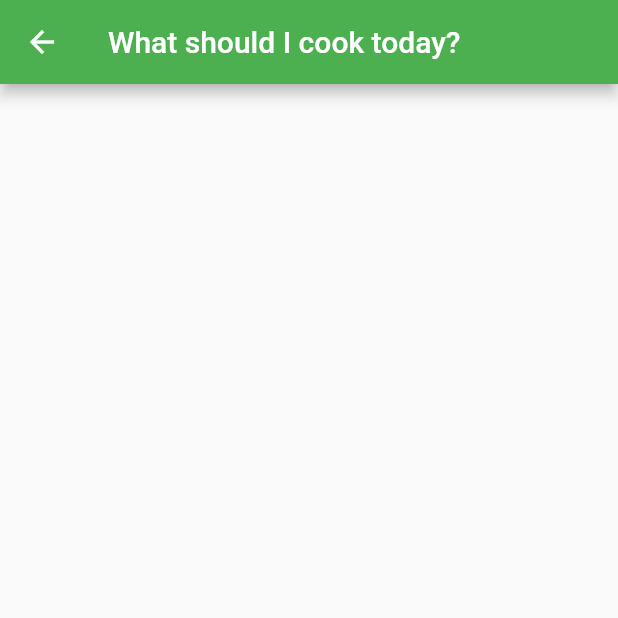
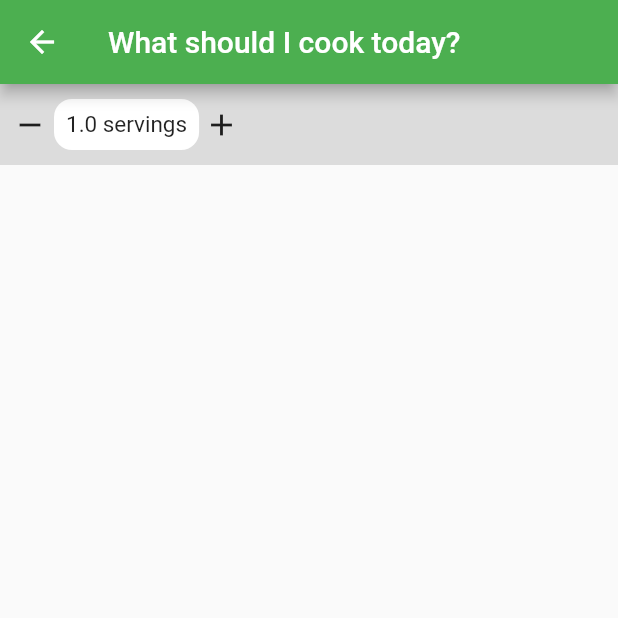
Before and after one commit to trish5000/pantry-chef-app, a Flutter app: the HomeScreen screen opened directly, on a phone screen of 412 x 824 dp, the top half of it. Run offline on Flutter 3.47's test engine with Material 2 defaults, Android fonts, the light colour scheme and no system bars; our stand-ins replace beamer, datetime_picker_formfield, dio, flutter_riverpod, flutter_slidable, font_awesome_flutter and 3 more; missing offline and left inert: google_sign_in_dartio; accounts and stored records are empty; statements that could not run were skipped.

Commit message:
Add filter for getting recipe suggestions

```diff
--- a/lib/home/screens/home_screen.dart
+++ b/lib/home/screens/home_screen.dart
@@ -2,6 +2,7 @@ import 'package:flutter/material.dart';
 import 'package:flutter_riverpod/flutter_riverpod.dart';
 import 'package:pantry_chef_app/home/models/recipe_suggestion.dart';
 import 'package:pantry_chef_app/home/services/suggestion_service.dart';
+import 'package:pantry_chef_app/home/state/suggestion_filters.dart';
 
 class HomeScreen extends ConsumerStatefulWidget {
   const HomeScreen({Key? key}) : super(key: key);
@@ -19,9 +20,9 @@ class _HomeScreenState extends ConsumerState<HomeScreen> {
     _fetchRecipeSuggestions();
   }
 
-  Future _fetchRecipeSuggestions() async {
+  Future _fetchRecipeSuggestions({SuggestionFilters? filters}) async {
     final suggestionService = ref.read(suggestionServiceProvider);
-    final results = await suggestionService.getRecipeSuggestions();
+    final results = await suggestionService.getRecipeSuggestions(filters);
 
     setState(() {
       recipeSuggestions = results;
@@ -49,8 +50,9 @@ class _HomeScreenState extends ConsumerState<HomeScreen> {
                 const Expanded(
                   child: Text(
                     'ingredients needed',
-                    maxLines: 2,
+                    maxLines: 3,
                     overflow: TextOverflow.ellipsis,
+                    style: TextStyle(fontSize: 13),
                   ),
                 ),
               ],
@@ -66,6 +68,11 @@ class _HomeScreenState extends ConsumerState<HomeScreen> {
             padding: const EdgeInsets.all(16),
             child: Row(
               children: [
+                const Text(
+                  'uses',
+                  style: TextStyle(fontSize: 13),
+                ),
+                const SizedBox(width: 8),
                 Container(
                   decoration: BoxDecoration(
                     borderRadius: BorderRadius.circular(6),
@@ -82,6 +89,7 @@ class _HomeScreenState extends ConsumerState<HomeScreen> {
                     'pantry items',
                     maxLines: 3,
                     overflow: TextOverflow.ellipsis,
+                    style: TextStyle(fontSize: 13),
                   ),
                 ),
               ],
@@ -91,19 +99,19 @@ class _HomeScreenState extends ConsumerState<HomeScreen> {
   }
 
   Widget suggestionItem(RecipeSuggestion suggestion) {
-    return Expanded(
-      child: Row(
+    return Row(
       children: [
         SizedBox(
-            width: 92,
+          width: 80,
           child: Center(
             child: Text(
               suggestion.recipe.name,
               textAlign: TextAlign.center,
-                style: Theme.of(context).textTheme.titleLarge,
+              style: Theme.of(context).textTheme.titleMedium,
             ),
           ),
         ),
+        const SizedBox(width: 8),
         ingredientCard(
           suggestion.missingIngredients.length,
         ),
@@ -111,16 +119,87 @@ class _HomeScreenState extends ConsumerState<HomeScreen> {
           suggestion.pantryItems.length,
         )
       ],
+    );
+  }
+
+  Widget filters() {
+    return Container(
+      color: Theme.of(context).focusColor,
+      child: Padding(
+        padding: const EdgeInsets.symmetric(
+          horizontal: 8,
+          vertical: 10,
         ),
+        child: Row(
+          children: [
+            numServingsFilter(),
+          ],
+        ),
+      ),
+    );
+  }
+
+  Widget numServingsFilter() {
+    final suggestionFilters = ref.watch(suggestionFiltersProvider);
+
+    return Row(children: [
+      decrementServingsButton(),
+      const SizedBox(width: 4),
+      Container(
+        decoration: BoxDecoration(
+            borderRadius: BorderRadius.circular(12),
+            color: Theme.of(context).cardColor),
+        child: Padding(
+          padding: const EdgeInsets.all(8),
+          child: Text(
+            '${suggestionFilters.servings} servings',
+            style: const TextStyle(fontSize: 15),
+          ),
+        ),
+      ),
+      const SizedBox(width: 3),
+      incrementServingsButton(),
+    ]);
+  }
+
+  Widget incrementServingsButton() {
+    return GestureDetector(
+      onTap: () async {
+        final suggestionFiltersNotifier =
+            ref.read(suggestionFiltersProvider.notifier);
+        suggestionFiltersNotifier.incrementServings();
+      },
+      child: const Icon(Icons.add),
+    );
+  }
+
+  Widget decrementServingsButton() {
+    return GestureDetector(
+      onTap: () async {
+        final suggestionFiltersNotifier =
+            ref.read(suggestionFiltersProvider.notifier);
+        suggestionFiltersNotifier.decrementServings();
+      },
+      child: const Icon(Icons.remove),
     );
   }
 
   @override
   Widget build(BuildContext context) {
+    ref.listen<SuggestionFilters>(suggestionFiltersProvider,
+        (previous, next) => _fetchRecipeSuggestions(filters: next));
+
     return Scaffold(
       appBar: AppBar(title: const Text("What should I cook today?")),
-      body: Padding(
+      body: Column(
+        children: [
+          filters(),
+          Expanded(
+            child: Padding(
               padding: const EdgeInsets.all(8),
+              child: Column(
+                children: [
+                  Flexible(
                     child: ListView.builder(
                       itemCount: recipeSuggestions.length,
                       itemBuilder: (context, index) {
@@ -128,6 +207,12 @@ class _HomeScreenState extends ConsumerState<HomeScreen> {
                       },
                     ),
                   ),
+                ],
+              ),
+            ),
+          ),
+        ],
+      ),
     );
   }
 }
--- /dev/null
+++ b/lib/home/state/suggestion_filters.dart
@@ -0,0 +1,43 @@
+import 'dart:math';
+
+import 'package:flutter_riverpod/flutter_riverpod.dart';
+
+class SuggestionFilters {
+  double servings;
+  SuggestionFilters(this.servings);
+
+  SuggestionFilters copywith({
+    double? servings,
+  }) {
+    return SuggestionFilters(servings ?? this.servings);
+  }
+}
+
+class SuggestionFiltersNotifier extends StateNotifier<SuggestionFilters> {
+  SuggestionFiltersNotifier(SuggestionFilters initialState)
+      : super(initialState);
+
+  void specifyServings(double servings) {
+    state = state.copywith(servings: servings);
+  }
+
+  void incrementServings() {
+    state = state.copywith(servings: state.servings + 1);
+  }
+
+  void decrementServings() {
+    state = state.copywith(servings: max(state.servings - 1, 0.5));
+  }
+
+  void reset() {
+    // Also TODO here
+    state = SuggestionFilters(1.0);
+  }
+}
+
+final suggestionFiltersProvider =
+    StateNotifierProvider<SuggestionFiltersNotifier, SuggestionFilters>((ref) {
+  // TODO read the initial state from a household state provider
+  final initialState = SuggestionFilters(1.0);
+  return SuggestionFiltersNotifier(initialState);
+});
--- a/lib/recipes/screens/library_screen.dart
+++ b/lib/recipes/screens/library_screen.dart
@@ -58,8 +58,8 @@ class _LibraryScreenState extends ConsumerState<LibraryScreen> {
 
   Widget ingredientList(List<Ingredient> ingredients) {
     var ingredientSubset = ingredients;
-    if (ingredients.length > 5) {
-      ingredientSubset = ingredients.sublist(0, 5);
+    if (ingredients.length > 4) {
+      ingredientSubset = ingredients.sublist(0, 4);
     }
     return Column(
       children: ingredientSubset
```
Also changed, not shown: lib/home/services/suggestion_service.dart (+15 -2 lines). Lines whose indentation alone changed are shown as unchanged.
